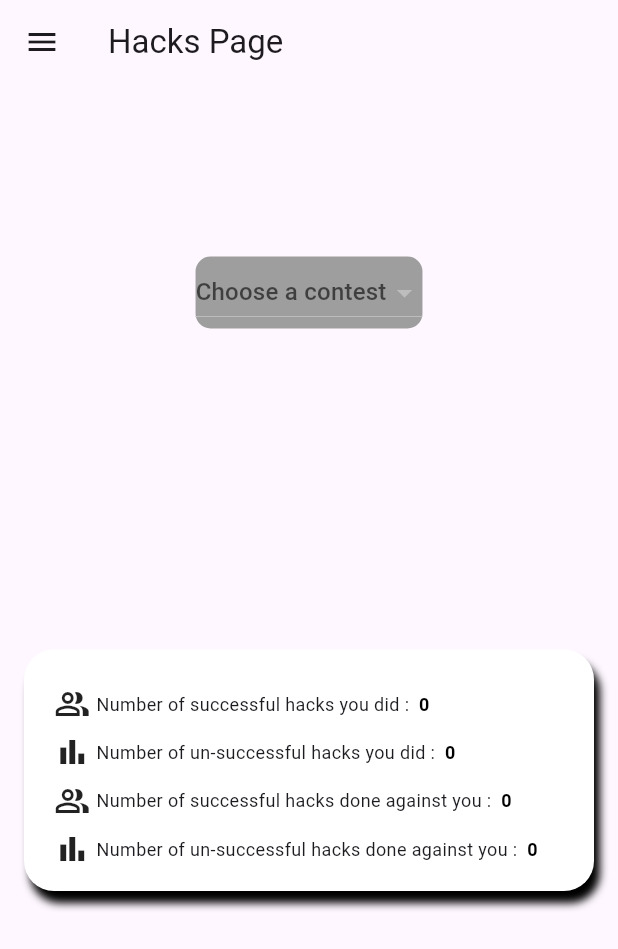
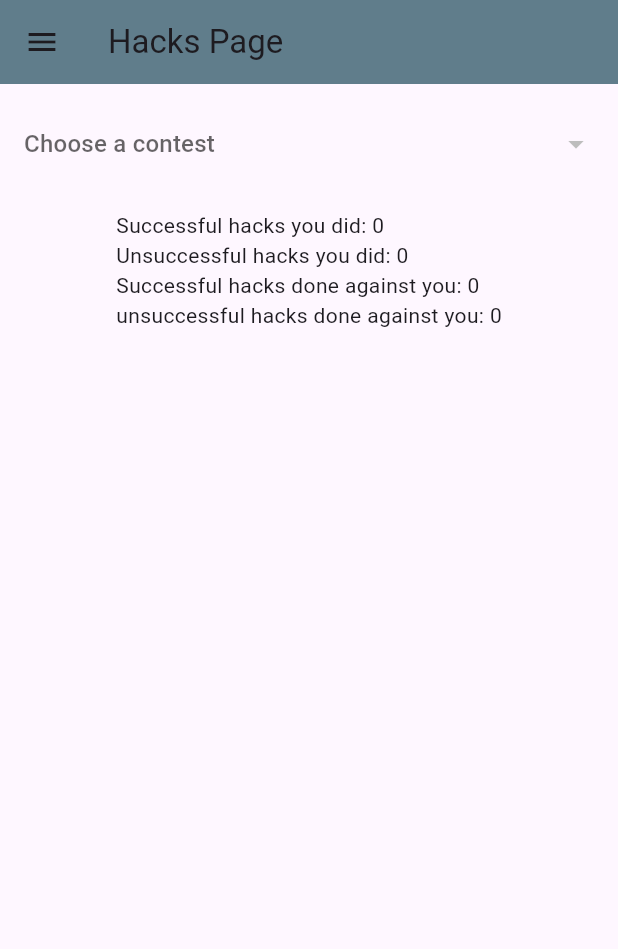
Before and after one commit to HossamYehia2/tmp2, a Flutter app: the HacksPage screen opened by its route, on a phone screen of 412 x 824 dp. Shown: the top 949 px of the screen. Run offline on Flutter 3.47's test engine with Material 3 defaults, Android fonts, the phone set to English and light mode, and no system bars; our stand-ins replace timezone; network calls fail.

Commit message:
Re-design hacks page

```diff
--- a/lib/pages/HacksPage.dart
+++ b/lib/pages/HacksPage.dart
@@ -1,3 +1,5 @@
+import 'package:flutter/material.dart';
+import 'dart:async';
 import 'package:flutter/material.dart';
 import 'package:first_app/objects/HackRecord.dart';
 import '../Utils/ListDisplay.dart';
@@ -8,21 +10,25 @@ import '../objects/RatingHistoryRecord.dart';
 import '../utils/Initializer.dart';
 import '../utils/Utils.dart';
 
+
 class HacksPage extends StatefulWidget {
   const HacksPage({Key? key}) : super(key: key);
   static const routeName = '/hacksPage';
 
   @override
-  State<HacksPage> createState() => _HacksPageState();
+  _HacksPageState createState() => _HacksPageState();
 }
 
 class _HacksPageState extends State<HacksPage> {
-  List<String> contestsList = [];
+  List<String> contestsList = []; // Replace with your actual contests list
   String? dropdownValue;
   var mappedContestIds = {};
+  bool isLoading = false; // Loading state flag
   Widget? hacksList;
 
-  _HacksPageState() {
+  @override
+  void initState() {
+    super.initState();
     prepareContestsData();
   }
 
@@ -32,106 +38,75 @@ class _HacksPageState extends State<HacksPage> {
       drawer: const NavBar(),
       appBar: AppBar(
         title: const Text('Hacks Page'),
+        backgroundColor: Colors.blueGrey,
       ),
       body: Padding(
         padding: const EdgeInsets.all(16),
         child: Column(
-          mainAxisAlignment: MainAxisAlignment.spaceEvenly,
+          mainAxisAlignment: MainAxisAlignment.start,
           children: [
-            Container(
-              decoration: BoxDecoration(
-                color: Colors.grey,
-                borderRadius: BorderRadius.circular(10),
-              ),
-              child: DropdownButton(
-                borderRadius: BorderRadius.circular(8),
+            DropdownButtonHideUnderline(
+              child: DropdownButton<String>(
                 value: dropdownValue,
-                items: getItems(),
+                items: contestsList.map<DropdownMenuItem<String>>((String value) {
+                  return DropdownMenuItem<String>(
+                    value: value,
+                    child: Text(value),
+                  );
+                }).toList(),
                 hint: const Text("Choose a contest"),
-                onChanged: (String? newValue) async {
+                onChanged: (String? newValue) {
                   setState(() {
                     dropdownValue = newValue ?? "";
-                    getHacksList().then((res) => setState(() {
-                      hacksList = res;
-                    }));
                   });
+                  getHacksList().then((res) => setState(() {
+                    hacksList = res;
+                  }));
                 },
+                isExpanded: true,
               ),
             ),
-            const SizedBox(height: 16),
-            Container(
-              decoration: getBoxDecoration(),
-              padding: const EdgeInsets.all(16),
-              child: getNumbers(),
+            const SizedBox(height: 20),
+            Expanded(
+              child: isLoading
+                  ? LoadingBars() // Show the loading bars when loading
+                  : getNumbers() ?? Center(child: Text('Please select a contest to show hacks.')), // Show the hacksList if it's not null
             ),
-            const SizedBox(height: 16),
-            /*Flexible(
-              child: Container(
-                decoration: getBoxDecoration(),
-                padding: const EdgeInsets.all(16),
-                child: hacksList ?? const ListDisplay(itemsList: []),
-              ),
-            ),*/
           ],
         ),
       ),
     );
   }
 
-  Widget getNumbers() {
-    return Column(
-      crossAxisAlignment: CrossAxisAlignment.start,
-      children: <Widget>[
-        Utils().concatenate(
-          'Number of successful hacks you did : ',
-          MySuccessfulHacksList.length.toString(),
-          Colors.black,
-          const Icon(Icons.people_alt_outlined),
-          context,
-          textSize: 12,
-        ),
-        Utils().concatenate(
-          'Number of un-successful hacks you did : ',
-          MyUnSuccessfulHacksList.length.toString(),
-          Colors.black,
-          const Icon(Icons.bar_chart),
-          context,
-          textSize: 12,
-        ),
-        Utils().concatenate(
-          'Number of successful hacks done against you : ',
-          AgainstSuccessfulHacksList.length.toString(),
-          Colors.black,
-          const Icon(Icons.people_alt_outlined),
-          context,
-          textSize: 12,
-        ),
-        Utils().concatenate(
-          'Number of un-successful hacks done against you : ',
-          AgainstUnSuccessfulHacksList.length.toString(),
-          Colors.black,
-          const Icon(Icons.bar_chart),
-          context,
-          textSize: 12,
-        ),
-      ],
-    );
+
+  void prepareContestsData() {
+    for (int i = 0; i < ratingHistoryResponseList.length; ++i) {
+      var contest = ratingHistoryResponseList[i];
+      var contestId = contest.contestId;
+      var contestName = contest.contestName.toString();
+
+      contestsList.add(contestName);
+      mappedContestIds[contestName] = contestId;
+    }
+
+    // contestsList = ['A', 'B', 'C', 'D'];
   }
 
-  BoxDecoration getBoxDecoration() {
-    return BoxDecoration(
-      color: Colors.white,
-      borderRadius: BorderRadius.circular(20),
-      boxShadow: const [
-        BoxShadow(color: Colors.black, blurRadius: 4, offset: Offset(4, 8)),
-      ],
-    );
-  }
 
   Future<Widget> getHacksList() async {
+
+
+    // Placeholder for your getHacksList logic
+    // Simulate a network request with a delay
+
+
     if (dropdownValue == null) {
       return const ListDisplay(itemsList: []);
     }
+
+    setState(() {
+      isLoading = true; // Start loading
+    });
     print(dropdownValue);
     await loadContestHacks(dropdownValue.toString());
 
@@ -148,6 +123,7 @@ class _HacksPageState extends State<HacksPage> {
     tmp.addAll(AgainstSuccessfulHacksList);
     tmp.addAll(AgainstUnSuccessfulHacksList);
 
+
     for (int i = 0; i < tmp.length; ++i) {
       var hack = tmp[i];
       x.add(HackRecordWidget(
@@ -158,51 +134,11 @@ class _HacksPageState extends State<HacksPage> {
       ));
     }
 
+    setState(() {
+      isLoading = false; // Stop loading after data is fetched
+    });
+
     return ListDisplay(itemsList: x);
-  }
-
-  Widget getRatingHistory() {
-    List<Object> ratingHistoryList = [];
-    for (int i = 0; i < ratingHistoryResponseList.length; ++i) {
-      var contest = ratingHistoryResponseList[i];
-      ratingHistoryList.add(RatingHistoryRecordWidget(
-        id: contest.contestId,
-        contestName: contest.contestName,
-        rank: contest.rank,
-        oldRating: contest.oldRating,
-        newRating: contest.newRating,));
-    }
-
-    return ListDisplay(itemsList: ratingHistoryList);
-  }
-
-  /*************************************/
-  // prepare data
-
-  void prepareContestsData() {
-    for (int i = 0; i < ratingHistoryResponseList.length; ++i) {
-      var contest = ratingHistoryResponseList[i];
-      var contestId = contest.contestId;
-      var contestName = contest.contestName.toString();
-
-      contestsList.add(contestName);
-      mappedContestIds[contestName] = contestId;
-    }
-
-    // contestsList = ['A', 'B', 'C', 'D'];
-  }
-
-  List<DropdownMenuItem<String>>? getItems() {
-    return contestsList.map<DropdownMenuItem<String>>((String value) {
-      return DropdownMenuItem<String>(
-        alignment: Alignment.center,
-        value: value,
-        child: Text(
-          value,
-          style: const TextStyle(fontSize: 15),
-        ),
-      );
-    }).toList();
   }
 
   Future loadContestHacks(String contestName) async {
@@ -213,4 +149,80 @@ class _HacksPageState extends State<HacksPage> {
     var contestId = mappedContestIds[contestName];
     await Initializer().loadHacks(contestId);
   }
+
+  Widget getNumbers() {
+    return Column(
+      crossAxisAlignment: CrossAxisAlignment.start,
+      children: <Widget>[
+        // Replace this with your actual logic
+        Text('Successful hacks you did: ${MySuccessfulHacksList.length}'),
+        Text('Unsuccessful hacks you did: ${MyUnSuccessfulHacksList.length}'),
+        Text('Successful hacks done against you: ${AgainstSuccessfulHacksList.length}'),
+        Text('unsuccessful hacks done against you: ${AgainstUnSuccessfulHacksList.length}'),
+      ],
+    );
+  }
+
 }
+
+class LoadingBars extends StatefulWidget {
+  @override
+  _LoadingBarsState createState() => _LoadingBarsState();
+}
+
+class _LoadingBarsState extends State<LoadingBars> with TickerProviderStateMixin {
+  late List<AnimationController> _animationControllers;
+  final int _barsCount = 3;
+  final Duration _animationDuration = const Duration(milliseconds: 300);
+
+  @override
+  void initState() {
+    super.initState();
+    _animationControllers = List.generate(_barsCount, (index) {
+      return AnimationController(
+        vsync: this,
+        duration: _animationDuration,
+      )..repeat(reverse: true);
+    });
+
+    // Start each bar's animation after a delay
+    for (int i = 0; i < _barsCount; i++) {
+      Timer(Duration(milliseconds: i * 100), () {
+        _animationControllers[i].forward();
+      });
+    }
+  }
+
+  @override
+  void dispose() {
+    for (var controller in _animationControllers) {
+      controller.dispose();
+    }
+    super.dispose();
+  }
+
+  @override
+  Widget build(BuildContext context) {
+    return Row(
+      mainAxisAlignment: MainAxisAlignment.center,
+      children: List.generate(_barsCount, (index) {
+        return ScaleTransition(
+          scale: Tween(begin: 0.5, end: 1.0).animate(
+            CurvedAnimation(
+              parent: _animationControllers[index],
+              curve: Curves.easeInOut,
+            ),
+          ),
+          child: Padding(
+            padding: const EdgeInsets.symmetric(horizontal: 2.0),
+            child: Container(
+              width: 10,
+              height: 30,
+              color: (index == 0 ? Colors.yellow : (index == 1 ? Colors.blue : Colors.red)),
+            ),
+          ),
+        );
+      }),
+    );
+  }
+}
```
